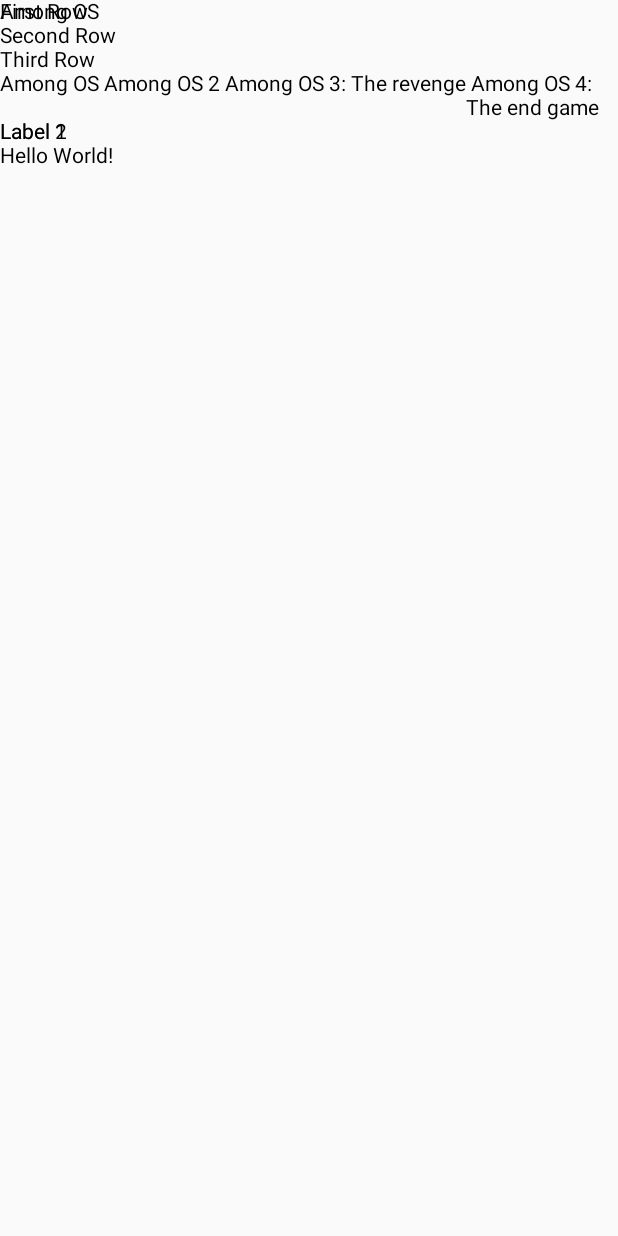
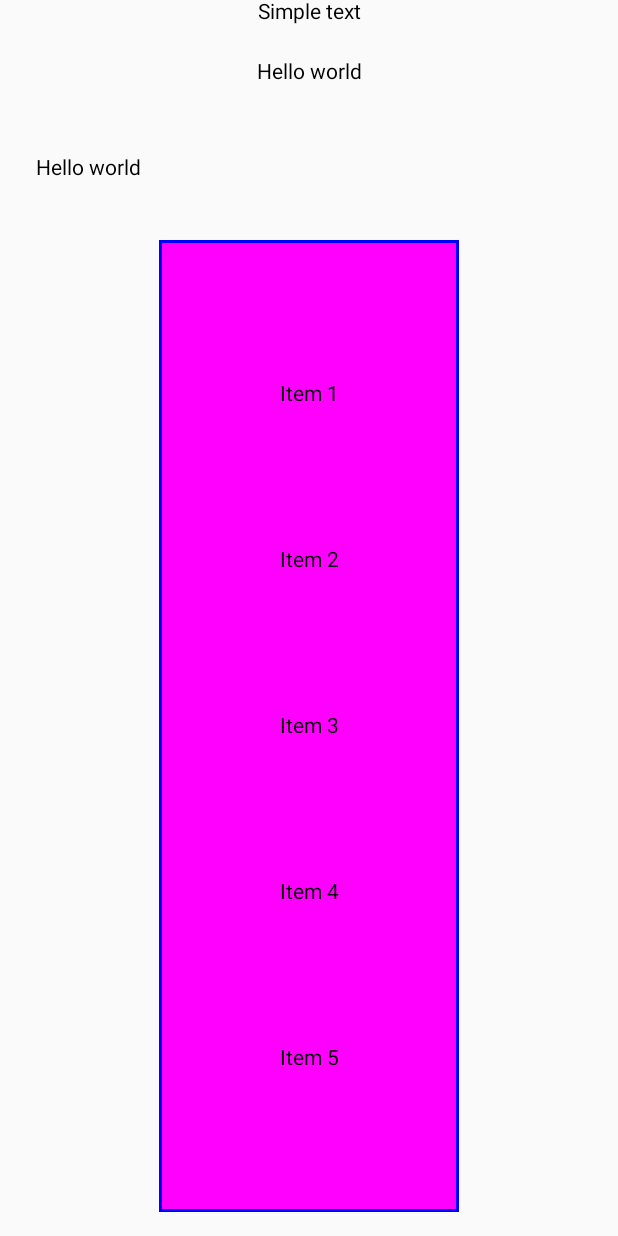
Before and after one commit to SUSlaama/Project1, an Android app built with Jetpack Compose: the screen it shows after launch (MainActivity), on a phone screen of 412 x 824 dp. Run offline under Robolectric (Android 15) with nearby library versions, the phone set to English and light mode, and no system bars.

Commit message:
Added sample modifiers to Columns

```diff
--- a/app/src/main/java/com/example/project1/MainActivity.kt
+++ b/app/src/main/java/com/example/project1/MainActivity.kt
@@ -4,16 +4,26 @@ import android.os.Bundle
 import androidx.activity.ComponentActivity
 import androidx.activity.compose.setContent
 import androidx.activity.enableEdgeToEdge
+import androidx.compose.foundation.background
+import androidx.compose.foundation.border
+import androidx.compose.foundation.clickable
+import androidx.compose.foundation.layout.Arrangement
 import androidx.compose.foundation.layout.Box
 import androidx.compose.foundation.layout.Column
 import androidx.compose.foundation.layout.Row
+import androidx.compose.foundation.layout.fillMaxHeight
 import androidx.compose.foundation.layout.fillMaxSize
+import androidx.compose.foundation.layout.fillMaxWidth
 import androidx.compose.foundation.layout.padding
+import androidx.compose.foundation.layout.width
 import androidx.compose.material3.Scaffold
 import androidx.compose.material3.Text
 import androidx.compose.runtime.Composable
+import androidx.compose.ui.Alignment
 import androidx.compose.ui.Modifier
+import androidx.compose.ui.graphics.Color
 import androidx.compose.ui.tooling.preview.Preview
+import androidx.compose.ui.unit.dp
 import com.example.project1.ui.theme.Project1Theme
 
 class MainActivity : ComponentActivity() {
@@ -21,8 +31,19 @@ class MainActivity : ComponentActivity() {
         super.onCreate(savedInstanceState)
         //enableEdgeToEdge()
         setContent {
+            Column(
+                //LA columna pasa a tener el tamaño maximo de la pantalla
+                modifier = Modifier.fillMaxSize(),
+                verticalArrangement = Arrangement.Center,
+                horizontalAlignment = androidx.compose.ui.Alignment.CenterHorizontally
+            ){
+                Text(text = "Simple text")
+                ModifierExample()
+                ModifierExample2()
+                ModifierExample3()
+            }
             //Layout
-            Column {
+            /*Column {
                Text(text= "First Row")
                 Text(text= "Second Row")
                 Text(text= "Third Row")
@@ -42,7 +63,7 @@ class MainActivity : ComponentActivity() {
                 Row {
                     Text(text= "Among OS")
                 }
-            }
+            }*/
             /*Project1Theme {
                 Scaffold(modifier = Modifier.fillMaxSize()) { innerPadding ->
                     Greeting(
@@ -70,3 +91,52 @@ fun GreetingPreview() {
         Greeting("Uriel")
     }
 }
+
+@Preview(showBackground = true)
+@Composable
+fun ModifierExample(){
+    Column(
+        modifier = Modifier
+            .padding(24.dp)
+    ) {
+        Text(text = "Hello world")
+    }
+}
+
+@Preview(showBackground = true)
+@Composable //Comopasble es de diseño solamente
+fun ModifierExample2(){
+    Column(
+        modifier = Modifier
+            .padding(24.dp)
+            .fillMaxWidth()
+            .clickable(onClick = { clickAction()})
+    ) {
+        Text(text = "Hello world")
+    }
+}
+
+@Preview(showBackground = true)
+@Composable //Comopasble es de diseño solamente
+fun ModifierExample3(){
+    Column(
+        modifier = Modifier
+            .fillMaxHeight()
+            .padding(16.dp)
+            .background(Color.Magenta)
+            .border(width = 2.dp, color = Color.Blue)
+            .width(200.dp),
+        horizontalAlignment = Alignment.CenterHorizontally,
+        verticalArrangement = Arrangement.SpaceEvenly
+    ) {
+        Text(text = "Item 1")
+        Text(text = "Item 2")
+        Text(text = "Item 3")
+        Text(text = "Item 4")
+        Text(text = "Item 5")
+    }
+}
+
+fun clickAction(){
+    println("Column clicked")
+}
```
